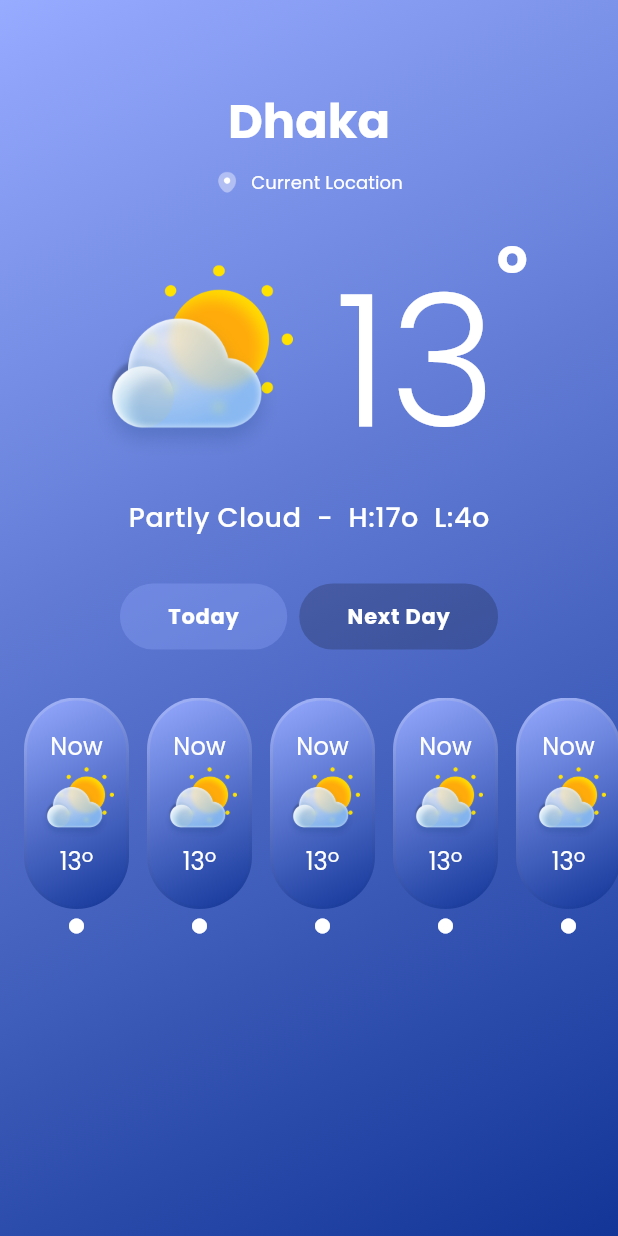
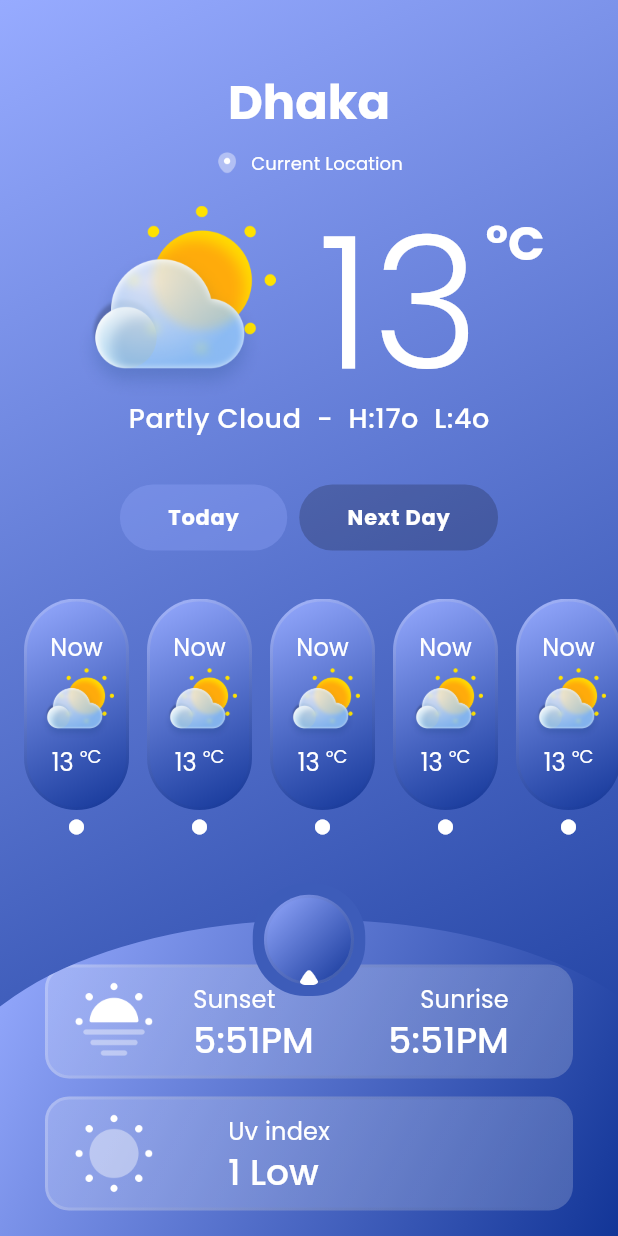
Before and after one commit to faysalewucse/weather-app, a Flutter app: the screen it shows after launch, on a phone screen of 412 x 824 dp. Run offline on Flutter 3.47's test engine with Material 3 defaults, Android fonts, the phone set to English and light mode, and no system bars; our stand-ins replace flutter_dotenv, google_fonts, gradient_borders.

Commit message:
complete static design

```diff
--- a/lib/helper/gaps.dart
+++ b/lib/helper/gaps.dart
@@ -4,6 +4,8 @@ const SizedBox VERTICAL_GAP_5 = SizedBox(height: 5);
 const SizedBox VERTICAL_GAP_8 = SizedBox(height: 8);
 const SizedBox VERTICAL_GAP_12 = SizedBox(height: 12);
 const SizedBox VERTICAL_GAP_20 = SizedBox(height: 20);
+const SizedBox VERTICAL_GAP_24 = SizedBox(height: 24);
+const SizedBox VERTICAL_GAP_28 = SizedBox(height: 28);
 const SizedBox VERTICAL_GAP_32 = SizedBox(height: 32);
 
 const SizedBox HORIZONTAL_GAP_8 = SizedBox(width: 8);
--- a/lib/helper/image_assets.dart
+++ b/lib/helper/image_assets.dart
@@ -1,4 +1,7 @@
 class PngAssets {
   static const String LOCATION_1 = 'assets/icons/location_1.png';
   static const String PARTLY_CLOUDY_1 = 'assets/icons/partly_cloudy_1.png';
+  static const String ARROW_UP = 'assets/icons/arrow-up.png';
+  static const String SUN_FOG = 'assets/icons/sun-fog.png';
+  static const String SUN_1 = 'assets/icons/sun-1.png';
 }
--- a/lib/helper/styles.dart
+++ b/lib/helper/styles.dart
@@ -11,10 +11,34 @@ LinearGradient linearGradient = LinearGradient(
   stops: const [0, 1],
 );
 
+LinearGradient linearGradientReverse = LinearGradient(
+  begin: Alignment.topLeft,
+  end: Alignment.bottomRight,
+  colors: [lightTheme.colorScheme.primary, lightTheme.colorScheme.secondary],
+  stops: const [0, 1],
+);
+
 LinearGradient linearGradientBorder = LinearGradient(
   begin: Alignment.topLeft,
   end: Alignment.bottomRight,
   colors: [WHITE.withOpacity(0.2), Colors.transparent],
+  stops: const [0, 1],
+);
+
+LinearGradient linearGradientTB = LinearGradient(
+  begin: Alignment.topLeft,
+  end: Alignment.bottomRight,
+  colors: [WHITE.withOpacity(0.2), Colors.transparent],
+  stops: const [1, 0],
+);
+
+LinearGradient linearGradientBorderReverse = LinearGradient(
+  begin: Alignment.topLeft,
+  end: Alignment.bottomRight,
+  colors: [
+    Colors.transparent,
+    WHITE.withOpacity(0.2),
+  ],
   stops: const [0, 1],
 );
 
@@ -29,3 +53,20 @@ BoxDecoration gradientRoundedDecoration = BoxDecoration(
       width: 2,
     ),
     borderRadius: BorderRadius.circular(35));
+
+BoxDecoration gradientRoundedSmDecoration = BoxDecoration(
+  gradient: linearGradientTB,
+  border: GradientBoxBorder(
+    gradient: linearGradientBorder,
+    width: 2,
+  ),
+  borderRadius: BorderRadius.circular(16),
+);
+
+BoxDecoration gradientRoundedDecorationReverse = BoxDecoration(
+    gradient: linearGradient,
+    border: GradientBoxBorder(
+      gradient: linearGradientBorderReverse,
+      width: 2,
+    ),
+    borderRadius: BorderRadius.circular(35));
--- a/lib/helper/text_styles.dart
+++ b/lib/helper/text_styles.dart
@@ -11,6 +11,8 @@ TextStyle WHITE_700_32 =
 TextStyle WHITE_700_14 =
     const TextStyle(fontSize: 14.0, fontWeight: FontWeight.w700, color: WHITE);
 TextStyle WHITE_300_122 =
-    const TextStyle(fontSize: 122.0, fontWeight: FontWeight.w300, color: WHITE);
+    const TextStyle(fontSize: 122.0, fontWeight: FontWeight.w300, color: WHITE, height: 1);
 TextStyle WHITE_500_18 =
     const TextStyle(fontSize: 18.0, fontWeight: FontWeight.w500, color: WHITE);
+TextStyle WHITE_500_24 =
+const TextStyle(fontSize: 24.0, fontWeight: FontWeight.w500, color: WHITE);
--- a/lib/main.dart
+++ b/lib/main.dart
@@ -1,13 +1,7 @@
 import 'package:flutter/material.dart';
 import 'package:flutter_dotenv/flutter_dotenv.dart';
-import 'package:weather_app_steadfastit/helper/colors.dart';
-import 'package:weather_app_steadfastit/helper/gaps.dart';
-import 'package:weather_app_steadfastit/helper/image_assets.dart';
-import 'package:weather_app_steadfastit/helper/styles.dart';
+import 'package:weather_app_steadfastit/pages/homepage/homepage.dart';
 import 'package:weather_app_steadfastit/theme/light_theme.dart';
-import 'package:weather_app_steadfastit/widgets/degree_text.dart';
-import 'package:weather_app_steadfastit/widgets/temp_card.dart';
-import 'package:weather_app_steadfastit/widgets/toggle_button.dart';
 
 void main() async{
   await dotenv.load(fileName: ".env");
@@ -28,96 +22,3 @@ class MyApp extends StatelessWidget {
     );
   }
 }
-
-class Homepage extends StatelessWidget {
-  const Homepage({Key? key}) : super(key: key);
-
-  @override
-  Widget build(BuildContext context) {
-    return Scaffold(
-      body: Container(
-        width: MediaQuery.of(context).size.width,
-        height: MediaQuery.of(context).size.height,
-        padding: const EdgeInsets.only(top: 60),
-        decoration: gradientDecoration,
-        child: Column(
-          children: [
-            Text(
-              "Dhaka",
-              style: Theme.of(context).textTheme.headlineMedium,
-            ),
-            VERTICAL_GAP_12,
-            Row(
-              mainAxisAlignment: MainAxisAlignment.center,
-              children: [
-                Image.asset(
-                  PngAssets.LOCATION_1,
-                  height: 16,
-                  width: 16,
-                ),
-                HORIZONTAL_GAP_8,
-                Text(
-                  "Current Location",
-                  style: Theme.of(context).textTheme.titleSmall,
-                ),
-              ],
-            ),
-            VERTICAL_GAP_20,
-            Row(
-              mainAxisAlignment: MainAxisAlignment.center,
-              children: [
-                Image.asset(
-                  PngAssets.PARTLY_CLOUDY_1,
-                  height: 130,
-                  width: 135,
-                ),
-                HORIZONTAL_GAP_28,
-                const DegreeText(
-                  temperature: 13,
-                )
-              ],
-            ),
-            Text(
-              "Partly Cloud  -  H:17o  L:4o",
-              style: Theme.of(context).textTheme.bodySmall,
-            ),
-            VERTICAL_GAP_32,
-            Row(
-              mainAxisAlignment: MainAxisAlignment.center,
-              children: [
-                ToggleButton(
-                  label: "Today",
-                  color:
-                      Theme.of(context).colorScheme.secondary.withOpacity(0.3),
-                ),
-                HORIZONTAL_GAP_8,
-                ToggleButton(
-                  label: "Next Day",
-                  color: BLACK.withOpacity(0.2),
-                ),
-              ],
-            ),
-            VERTICAL_GAP_32,
-            SizedBox(
-              height: 158,
-              child: ListView.separated(
-                scrollDirection: Axis.horizontal,
-                itemBuilder: (_, index) => Padding(
-                  padding: EdgeInsets.only(left: index == 0 ? 16.0 : 0, right: index == 6 ? 16.0 : 0),
-                  child: const TemperatureCard(
-                    selected: true,
-                    title: "Now",
-                    iconAsset: PngAssets.PARTLY_CLOUDY_1,
-                    temperature: 13,
-                  ),
-                ),
-                separatorBuilder: (_, index) => HORIZONTAL_GAP_12,
-                itemCount: 7,
-              ),
-            )
-          ],
-        ),
-      ),
-    );
-  }
-}
--- /dev/null
+++ b/lib/pages/homepage/homepage.dart
@@ -0,0 +1,33 @@
+import 'package:flutter/material.dart';
+import 'package:weather_app_steadfastit/helper/gaps.dart';
+import 'package:weather_app_steadfastit/helper/styles.dart';
+import 'package:weather_app_steadfastit/pages/homepage/widgets/current_locatiion.dart';
+import 'package:weather_app_steadfastit/pages/homepage/widgets/current_temperature.dart';
+import 'package:weather_app_steadfastit/pages/homepage/widgets/forecast_day.dart';
+import 'package:weather_app_steadfastit/pages/homepage/widgets/forecast_info.dart';
+
+class Homepage extends StatelessWidget {
+  const Homepage({Key? key}) : super(key: key);
+
+  @override
+  Widget build(BuildContext context) {
+    return Scaffold(
+      body: Container(
+        height: double.infinity,
+        padding: const EdgeInsets.only(top: 47),
+        decoration: gradientDecoration,
+        child: const Column(
+          children: [
+            CurrentLocation(),
+            VERTICAL_GAP_20,
+            CurrentTemperature(),
+            VERTICAL_GAP_32,
+            ForecastDay(),
+            VERTICAL_GAP_32,
+            ForecastInfo()
+          ],
+        ),
+      ),
+    );
+  }
+}
--- /dev/null
+++ b/lib/pages/homepage/widgets/card_clipper.dart
@@ -0,0 +1,32 @@
+import 'dart:math';
+
+import 'package:flutter/cupertino.dart';
+
+class CurvedTopClipper extends CustomClipper<Path> {
+  @override
+  Path getClip(Size size) {
+    final roundingHeight = size.height * 3 / 5;
+    final filledRectangle =
+    Rect.fromLTRB(0, roundingHeight, size.width, size.height);
+
+    final roundingRectangle = Rect.fromLTRB(
+      -40,
+      0,
+      size.width + 50,
+      roundingHeight * 2,
+    );
+
+    final path = Path();
+    path.addRect(filledRectangle);
+
+    path.arcTo(roundingRectangle, -pi, pi, true);
+    path.close();
+
+    return path;
+  }
+
+  @override
+  bool shouldReclip(CustomClipper<Path> oldClipper) {
+    return true;
+  }
+}
--- /dev/null
+++ b/lib/pages/homepage/widgets/current_locatiion.dart
@@ -0,0 +1,35 @@
+import 'package:flutter/material.dart';
+import 'package:weather_app_steadfastit/helper/gaps.dart';
+import 'package:weather_app_steadfastit/helper/image_assets.dart';
+
+class CurrentLocation extends StatelessWidget {
+  const CurrentLocation({Key? key}) : super(key: key);
+
+  @override
+  Widget build(BuildContext context) {
+    return Column(
+      children: [
+        Text(
+          "Dhaka",
+          style: Theme.of(context).textTheme.headlineMedium,
+        ),
+        VERTICAL_GAP_12,
+        Row(
+          mainAxisAlignment: MainAxisAlignment.center,
+          children: [
+            Image.asset(
+              PngAssets.LOCATION_1,
+              height: 16,
+              width: 16,
+            ),
+            HORIZONTAL_GAP_8,
+            Text(
+              "Current Location",
+              style: Theme.of(context).textTheme.titleSmall,
+            ),
+          ],
+        ),
+      ],
+    );
+  }
+}
--- /dev/null
+++ b/lib/pages/homepage/widgets/current_temperature.dart
@@ -0,0 +1,37 @@
+import 'package:flutter/material.dart';
+import 'package:weather_app_steadfastit/helper/colors.dart';
+import 'package:weather_app_steadfastit/helper/gaps.dart';
+import 'package:weather_app_steadfastit/helper/image_assets.dart';
+import 'package:weather_app_steadfastit/widgets/temperature_text.dart';
+
+class CurrentTemperature extends StatelessWidget {
+  const CurrentTemperature({Key? key}) : super(key: key);
+
+  @override
+  Widget build(BuildContext context) {
+    return Column(
+      children: [
+        Row(
+          mainAxisAlignment: MainAxisAlignment.center,
+          crossAxisAlignment: CrossAxisAlignment.center,
+          children: [
+            Image.asset(
+              PngAssets.PARTLY_CLOUDY_1,
+              height: 130,
+              width: 135,
+            ),
+            HORIZONTAL_GAP_28,
+            const TemperatureText(
+              temperature: 13,
+            ),
+          ],
+
+        ),
+        Text(
+          "Partly Cloud  -  H:17o  L:4o",
+          style: Theme.of(context).textTheme.bodySmall,
+        ),
+      ],
+    );
+  }
+}
--- /dev/null
+++ b/lib/pages/homepage/widgets/forecast_day.dart
@@ -0,0 +1,51 @@
+import 'package:flutter/material.dart';
+import 'package:weather_app_steadfastit/helper/colors.dart';
+import 'package:weather_app_steadfastit/helper/gaps.dart';
+import 'package:weather_app_steadfastit/helper/image_assets.dart';
+import 'package:weather_app_steadfastit/widgets/temp_card.dart';
+import 'package:weather_app_steadfastit/widgets/toggle_button.dart';
+
+class ForecastDay extends StatelessWidget {
+  const ForecastDay({Key? key}) : super(key: key);
+
+  @override
+  Widget build(BuildContext context) {
+    return Column(
+      children: [
+        Row(
+          mainAxisAlignment: MainAxisAlignment.center,
+          children: [
+            ToggleButton(
+              label: "Today",
+              color:
+              Theme.of(context).colorScheme.secondary.withOpacity(0.3),
+            ),
+            HORIZONTAL_GAP_8,
+            ToggleButton(
+              label: "Next Day",
+              color: BLACK.withOpacity(0.2),
+            ),
+          ],
+        ),
+        VERTICAL_GAP_32,
+        SizedBox(
+          height: 158,
+          child: ListView.separated(
+            scrollDirection: Axis.horizontal,
+            itemBuilder: (_, index) => Padding(
+              padding: EdgeInsets.only(left: index == 0 ? 16.0 : 0, right: index == 6 ? 16.0 : 0),
+              child: const TemperatureCard(
+                selected: true,
+                title: "Now",
+                iconAsset: PngAssets.PARTLY_CLOUDY_1,
+                temperature: 13,
+              ),
+            ),
+            separatorBuilder: (_, index) => HORIZONTAL_GAP_12,
+            itemCount: 7,
+          ),
+        )
+      ],
+    );
+  }
+}
--- /dev/null
+++ b/lib/pages/homepage/widgets/forecast_info.dart
@@ -0,0 +1,150 @@
+import 'package:flutter/material.dart';
+import 'package:weather_app_steadfastit/helper/gaps.dart';
+import 'package:weather_app_steadfastit/helper/image_assets.dart';
+import 'package:weather_app_steadfastit/helper/styles.dart';
+import 'package:weather_app_steadfastit/pages/homepage/widgets/card_clipper.dart';
+import 'package:weather_app_steadfastit/pages/homepage/widgets/forecast_info_card.dart';
+
+class ForecastInfo extends StatelessWidget {
+  const ForecastInfo({Key? key}) : super(key: key);
+
+  @override
+  Widget build(BuildContext context) {
+    return Expanded(
+      child: Stack(
+        children: [
+          Column(
+            children: [
+              VERTICAL_GAP_24,
+              Expanded(
+                child: ClipPath(
+                  clipper: CurvedTopClipper(),
+                  child: Container(
+                    decoration: gradientDecoration,
+                    child: Center(
+                      child: Padding(
+                        padding:
+                            const EdgeInsets.only(left: 30, right: 30, top: 30),
+                        child: ListView(
+                          children: [
+                            ForecastInfoCard(
+                              assetImage: PngAssets.SUN_FOG,
+                              body: Row(
+                                mainAxisAlignment: MainAxisAlignment.spaceAround,
+                                children: [
+                                  Column(
+                                    crossAxisAlignment: CrossAxisAlignment.start,
+                                    children: [
+                                      Text(
+                                        "Sunset",
+                                        style: Theme.of(context)
+                                            .textTheme
+                                            .titleMedium,
+                                      ),
+                                      Text(
+                                        "5:51PM",
+                                        style:
+                                        Theme.of(context).textTheme.titleLarge,
+                                      )
+                                    ],
+                                  ),
+                                  Column(
+                                    crossAxisAlignment: CrossAxisAlignment.end,
+                                    children: [
+                                      Text(
+                                        "Sunrise",
+                                        style: Theme.of(context)
+                                            .textTheme
+                                            .titleMedium,
+                                      ),
+                                      Text(
+                                        "5:51PM",
+                                        style:
+                                        Theme.of(context).textTheme.titleLarge,
+                                      )
+                                    ],
+                                  )
+                                ],
+                              ),
+                            ),
+                            VERTICAL_GAP_12,
+                            ForecastInfoCard(
+                              assetImage: PngAssets.SUN_1,
+                              body: Row(
+                                mainAxisAlignment: MainAxisAlignment.spaceAround,
+                                children: [
+                                  Column(
+                                    crossAxisAlignment: CrossAxisAlignment.start,
+                                    children: [
+                                      Text(
+                                        "Uv index",
+                                        style: Theme.of(context)
+                                            .textTheme
+                                            .titleMedium,
+                                      ),
+                                      Text(
+                                        "1 Low",
+                                        style:
+                                        Theme.of(context).textTheme.titleLarge,
+                                      )
+                                    ],
+                                  ),
+                                  const SizedBox()
+                                ],
+                              ),
+                            ),
+                          ],
+                        )
+                      ),
+                    ),
+                  ),
+                ),
+              ),
+            ],
+          ),
+          Positioned.fill(
+            top: 0,
+            child: Align(
+              alignment: Alignment.topCenter,
+              child: Stack(
+                children: [
+                  Container(
+                    height: 75,
+                    width: 75,
+                    decoration: BoxDecoration(
+                        color: const Color(0xff3D5CB9),
+                        borderRadius: BorderRadius.circular(35)),
+                  ),
+                  Positioned.fill(
+                    child: Align(
+                      alignment: Alignment.center,
+                      child: Stack(
+                        children: [
+                          Container(
+                            height: 60,
+                            width: 60,
+                            decoration: gradientRoundedDecorationReverse,
+                          ),
+                          Positioned.fill(
+                            child: Align(
+                              alignment: Alignment.bottomCenter,
+                              child: Image.asset(
+                                PngAssets.ARROW_UP,
+                                height: 10,
+                                width: 12,
+                              ),
+                            ),
+                          )
+                        ],
+                      ),
+                    ),
+                  )
+                ],
+              ),
+            ),
+          )
+        ],
+      ),
+    );
+  }
+}
--- /dev/null
+++ b/lib/pages/homepage/widgets/forecast_info_card.dart
@@ -0,0 +1,25 @@
+import 'package:flutter/material.dart';
+import 'package:weather_app_steadfastit/helper/image_assets.dart';
+import 'package:weather_app_steadfastit/helper/styles.dart';
+
+class ForecastInfoCard extends StatelessWidget {
+final Widget body;
+final String assetImage;
+  const ForecastInfoCard({Key? key, required this.body, required this.assetImage}) : super(key: key);
+
+  @override
+  Widget build(BuildContext context) {
+    return Container(
+      padding: const EdgeInsets.symmetric(horizontal: 16, vertical: 8),
+      decoration: gradientRoundedSmDecoration,
+      child: Row(
+        children: [
+          Image.asset(assetImage, height: 56, width: 56,),
+          Expanded(
+            child: body,
+          )
+        ],
+      ),
+    );
+  }
+}
--- a/lib/theme/light_theme.dart
+++ b/lib/theme/light_theme.dart
@@ -10,10 +10,12 @@ ThemeData lightTheme = ThemeData(
     primary: Color(0xff123597),
     secondary: Color(0xff97ABFF),
     surface: WHITE,
+    onBackground: Color(0xff3F5EBB)
   ),
   textTheme: TextTheme(
     titleSmall: WHITE_400_12,
     titleMedium: WHITE_400_14,
+    titleLarge: WHITE_500_24,
     headlineMedium: WHITE_700_32,
     bodySmall: WHITE_500_18,
     bodyLarge: WHITE_300_122,
--- a/lib/widgets/degree_text.dart
+++ /dev/null
@@ -1,25 +0,0 @@
-import 'package:flutter/material.dart';
-
-class DegreeText extends StatelessWidget {
-  final num temperature;
-  final TextStyle? temperatureTextStyle;
-  final TextStyle? degreeTextStyle;
-  const DegreeText({Key? key, required this.temperature, this.degreeTextStyle, this.temperatureTextStyle}) : super(key: key);
-
-  @override
-  Widget build(BuildContext context) {
-    return Row(
-      crossAxisAlignment: CrossAxisAlignment.start,
-      children: [
-        Text(
-          "$temperature",
-          style: temperatureTextStyle ?? Theme.of(context).textTheme.bodyLarge,
-        ),
-        Text(
-          "o",
-          style: degreeTextStyle ?? Theme.of(context).textTheme.headlineMedium,
-        )
-      ],
-    );
-  }
-}
--- a/lib/widgets/temp_card.dart
+++ b/lib/widgets/temp_card.dart
@@ -2,7 +2,7 @@ import 'package:flutter/material.dart';
 import 'package:weather_app_steadfastit/helper/colors.dart';
 import 'package:weather_app_steadfastit/helper/gaps.dart';
 import 'package:weather_app_steadfastit/helper/styles.dart';
-import 'package:weather_app_steadfastit/widgets/degree_text.dart';
+import 'package:weather_app_steadfastit/widgets/temperature_text.dart';
 
 class TemperatureCard extends StatelessWidget {
   final String title;
@@ -38,7 +38,7 @@ class TemperatureCard extends StatelessWidget {
                 height: 48,
                 width: 50,
               ),
-              DegreeText(
+              TemperatureText(
                 temperature: temperature,
                 temperatureTextStyle: Theme.of(context).textTheme.titleMedium,
                 degreeTextStyle: Theme.of(context).textTheme.titleSmall,
--- /dev/null
+++ b/lib/widgets/temperature_text.dart
@@ -0,0 +1,34 @@
+import 'package:flutter/material.dart';
+
+class TemperatureText extends StatelessWidget {
+  final num temperature;
+  final TextStyle? temperatureTextStyle;
+  final TextStyle? degreeTextStyle;
+
+  const TemperatureText({
+    Key? key,
+    required this.temperature,
+    this.temperatureTextStyle,
+    this.degreeTextStyle,
+  }) : super(key: key);
+
+  @override
+  Widget build(BuildContext context) {
+    return Row(
+      crossAxisAlignment: CrossAxisAlignment.start,
+      children: [
+        Text(
+          '$temperature',
+          style:
+              temperatureTextStyle ?? Theme.of(context).textTheme.bodyLarge,
+        ),
+        const SizedBox(width: 4),
+        Text(
+          '°C',
+          style:
+              degreeTextStyle ?? Theme.of(context).textTheme.headlineMedium,
+        ),
+      ],
+    );
+  }
+}
```
Also changed, not shown: assets/icons/elipse.png (added).
